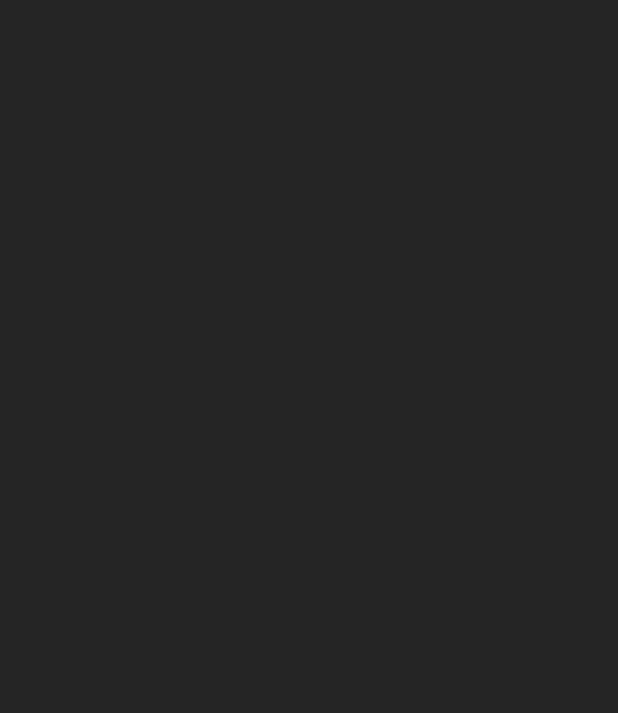
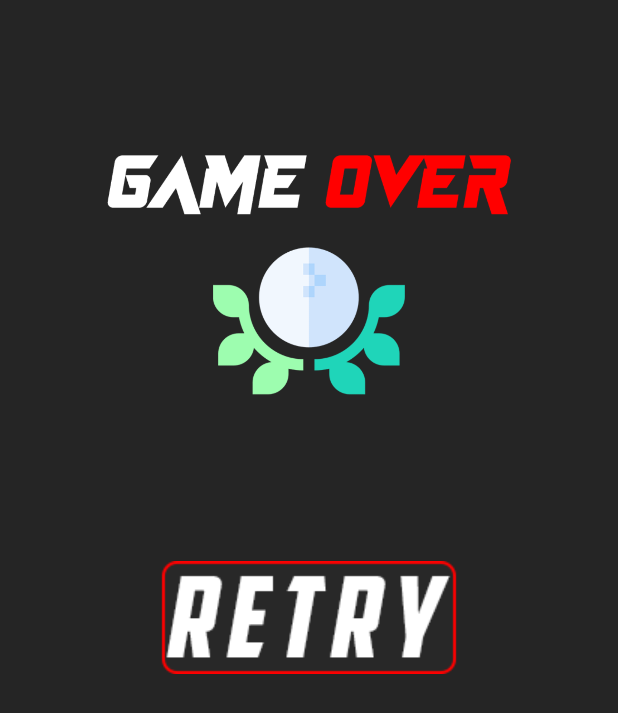
Before and after one commit to Hades595/GroupProject, an Android app: the ScoreActivity screen opened directly, with no data from a screen before it, on a phone screen of 412 x 824 dp. Before the commit the part shown is empty. Shown: the top 713 px of the screen. Run offline under Robolectric (Android 15) with nearby library versions, the phone set to English and light mode, and no system bars.

Commit message:
Added high score screen (in development) with retry button. Also fixed a couple other bugs like a glitch when finishing a game.

```diff
--- a/app/src/main/java/com/example/groupproject/GameActivity.java
+++ b/app/src/main/java/com/example/groupproject/GameActivity.java
@@ -203,6 +203,7 @@ public class GameActivity extends AppCompatActivity {
                 //Start the score activity
                 startActivity(i);
                 gameOver = false;
+                finish();
             }
 
             if (gainPoint){
--- a/app/src/main/java/com/example/groupproject/MainActivity.java
+++ b/app/src/main/java/com/example/groupproject/MainActivity.java
@@ -6,6 +6,7 @@ import androidx.appcompat.app.AppCompatActivity;
 import android.content.Intent;
 import android.os.Bundle;
 import android.view.View;
+import android.widget.ImageView;
 
 public class MainActivity extends AppCompatActivity {
 
--- a/app/src/main/java/com/example/groupproject/ScoreActivity.java
+++ b/app/src/main/java/com/example/groupproject/ScoreActivity.java
@@ -17,7 +17,8 @@ public class ScoreActivity extends AppCompatActivity {
         setContentView(R.layout.activity_score);
 
         Intent i = getIntent();
-        ArrayList scores =  i.getParcelableExtra("scores");
+        ArrayList scores =  i.getParcelableExtra("scores"); //the scores from the game
+
 
         //Remove the action bar
         ActionBar actionbar = getSupportActionBar();
@@ -30,4 +31,16 @@ public class ScoreActivity extends AppCompatActivity {
         getWindow().getDecorView().setSystemUiVisibility(uiOptions);
 
     }
+
+
+
+    //When the user clicks the retry button //we want a fresh version of gameActivity.
+    public void onClickRetry(View v){
+        //Debugging
+        //Toast.makeText(this, "Message", Toast.LENGTH_SHORT).show();
+
+        //Start the list activity
+        Intent i = new Intent(this, GameActivity.class);
+        startActivity(i);
+    }
 }
--- /dev/null
+++ b/app/src/main/res/drawable-v24/buttonretryselector.xml
@@ -0,0 +1,8 @@
+<?xml version="1.0" encoding="utf-8"?>
+<selector xmlns:android="http://schemas.android.com/apk/res/android">
+    <item
+        android:state_pressed = "true"
+        android:drawable="@drawable/buttonretrypressed"/>
+    <item
+        android:drawable="@drawable/buttonretry"/>
+</selector>
--- a/app/src/main/res/layout/activity_main.xml
+++ b/app/src/main/res/layout/activity_main.xml
@@ -6,12 +6,6 @@
     android:layout_height="match_parent"
     android:background="@color/default_primary"
     tools:context=".MainActivity">
-
-    <ImageView
-        android:layout_width="match_parent"
-        android:layout_height="match_parent"
-        android:src="@drawable/newbackgroundsmaller"/>
-
 
     <LinearLayout
         android:layout_width="match_parent"
@@ -50,14 +44,13 @@
         <TextView
             android:layout_width="wrap_content"
             android:layout_height="wrap_content"
-            android:text="Created by Avian &amp; Chirag"
-            android:textColor="@color/white"
+            android:layout_gravity="center"
             android:layout_weight="0.5"
             android:padding="10dp"
-            android:layout_marginLeft="100dp"
-            android:layout_marginRight="100dp"
+            android:text="Created by Avian &amp; Chirag"
+            android:textAppearance="@style/TextAppearance.AppCompat.Large"
+            android:textColor="@color/white"
             android:textSize="15sp"
-            android:textAppearance="@style/TextAppearance.AppCompat.Large"
             app:layout_constraintBottom_toBottomOf="parent"
             app:layout_constraintLeft_toLeftOf="parent"
             app:layout_constraintRight_toRightOf="parent"
--- a/app/src/main/res/layout/activity_score.xml
+++ b/app/src/main/res/layout/activity_score.xml
@@ -4,11 +4,55 @@
     xmlns:tools="http://schemas.android.com/tools"
     android:layout_width="match_parent"
     android:layout_height="match_parent"
-    android:background="@color/default_primary">
+    android:background="@color/default_primary"
+    tools:context=".ScoreActivity">
 
-    <androidx.constraintlayout.widget.ConstraintLayout
-        android:id="@+id/constraint_layout_graphicsScore"
+    <LinearLayout
         android:layout_width="match_parent"
-        android:layout_height="match_parent"/>
+        android:layout_height="match_parent"
+        android:orientation="vertical"
+        android:weightSum="5">
+
+        <!--GAME OVER banner -->
+        <ImageView
+            android:layout_width="match_parent"
+            android:layout_height="0dp"
+            android:layout_gravity="center"
+            android:layout_weight="2"
+            android:paddingLeft="70dp"
+            android:paddingRight="70dp"
+            android:src="@drawable/gameoverbannerred" />
+
+        <!--Text to display current Score achieved -->
+
+
+        <!--Text to show highest score-->
+
+
+        <!--If new high score, display this banner-->
+
+
+        <!--Listview to show top 5 scores achieved-->
+
+
+        <!--need a RETRY button to activate from a fresh version of gameActivity-->
+
+
+        <ImageButton
+            android:id="@+id/buttonStart"
+            android:layout_width="match_parent"
+            android:layout_height="0dp"
+            android:layout_weight="1"
+            android:layout_marginLeft="100dp"
+            android:layout_marginRight="100dp"
+            android:background="@null"
+            android:onClick="onClickRetry"
+            android:padding="5dp"
+            android:src="@drawable/buttonretryselector"
+            app:layout_constraintEnd_toEndOf="parent"
+            app:layout_constraintStart_toStartOf="parent"
+            app:layout_constraintTop_toTopOf="parent"/>
+
+    </LinearLayout>
 
 </androidx.constraintlayout.widget.ConstraintLayout>
```
Also changed, not shown: app/src/main/res/drawable-v24/buttonretry.png (added), app/src/main/res/drawable-v24/buttonretrypressed.png (added), app/src/main/res/drawable-v24/gameoverbannerred.png (added), app/src/main/res/drawable-v24/newbackgroundsmaller.png (deleted).
